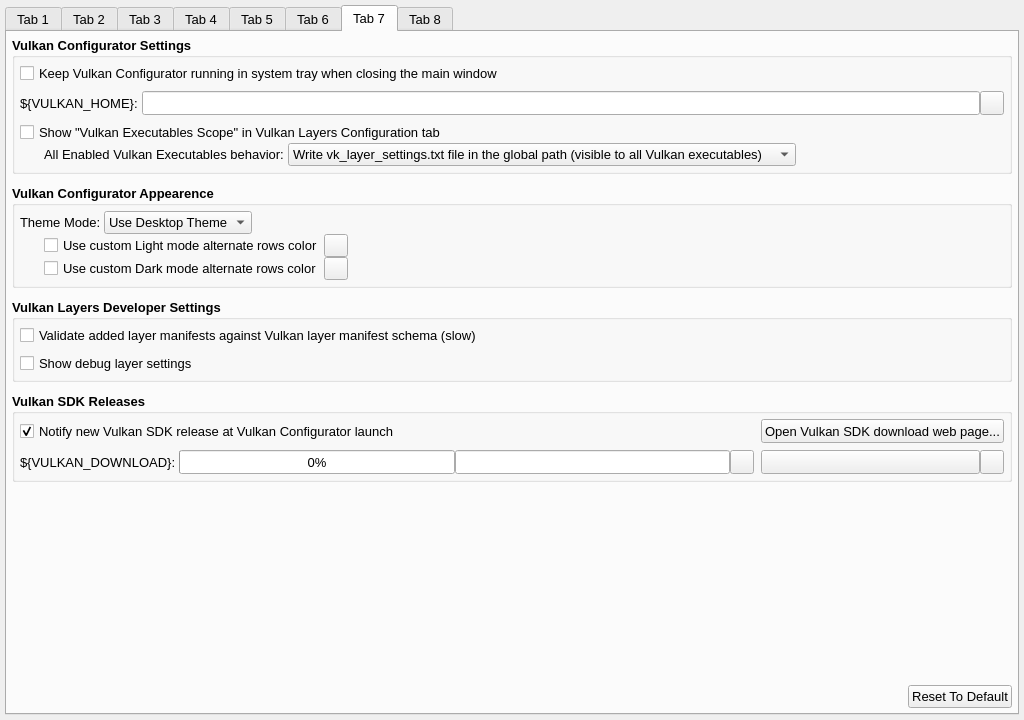
Above: vkconfig_gui/mainwindow.ui from LunarG/VulkanTools before the change. Below: the same form after it.
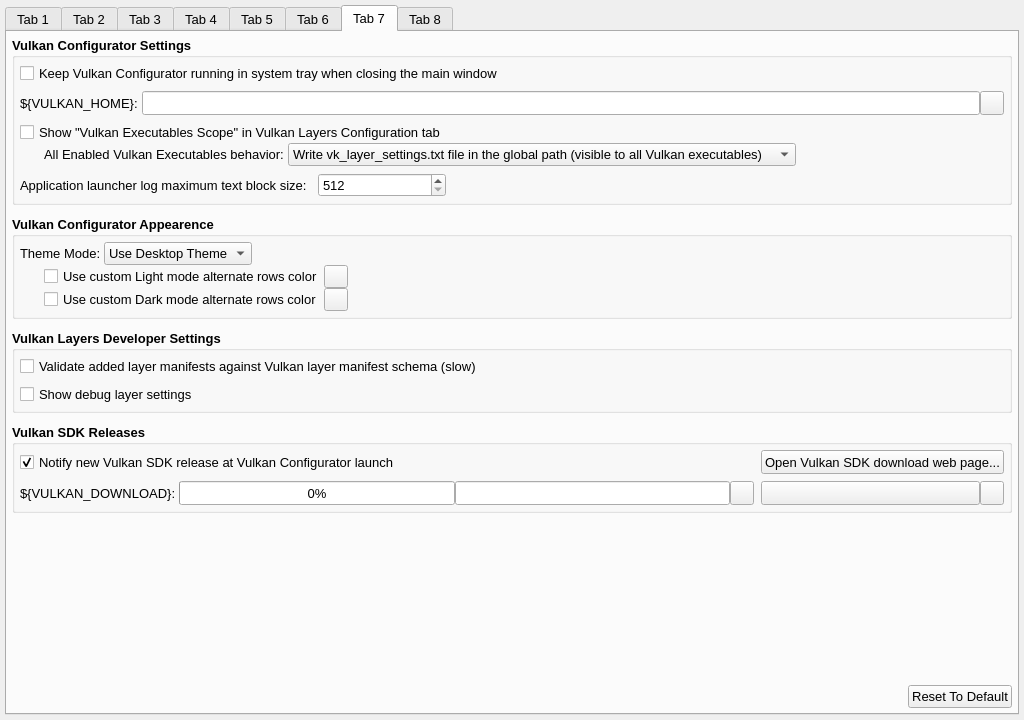
That is the form after the change. The open tabs and pages were chosen to show the change. Icons and pictures are not drawn.

Commit message: vkconfig: Improve application log stream speed

Diff of the .ui file:
```diff
--- a/vkconfig_gui/mainwindow.ui
+++ b/vkconfig_gui/mainwindow.ui
@@ -3968,6 +3968,72 @@
              </item>
             </layout>
            </item>
+           <item>
+            <layout class="QHBoxLayout" name="horizontalLayout">
+             <property name="topMargin">
+              <number>0</number>
+             </property>
+             <item>
+              <widget class="QLabel" name="label_16">
+               <property name="font">
+                <font>
+                 <family>Arial</family>
+                 <pointsize>10</pointsize>
+                 <bold>false</bold>
+                </font>
+               </property>
+               <property name="toolTip">
+                <string>The maximum number of text blocks the UI will display, too high will significantly reduce UI performance</string>
+               </property>
+               <property name="text">
+                <string>Application launcher log maximum text block size: </string>
+               </property>
+              </widget>
+             </item>
+             <item>
+              <widget class="QSpinBox" name="preferences_app_log_max_blocks">
+               <property name="minimumSize">
+                <size>
+                 <width>128</width>
+                 <height>0</height>
+                </size>
+               </property>
+               <property name="font">
+                <font>
+                 <family>Arial</family>
+                 <pointsize>10</pointsize>
+                 <bold>false</bold>
+                </font>
+               </property>
+               <property name="toolTip">
+                <string>The maximum number of text blocks the UI will display, too high will significantly reduce UI performance</string>
+               </property>
+               <property name="minimum">
+                <number>512</number>
+               </property>
+               <property name="maximum">
+                <number>32768</number>
+               </property>
+               <property name="singleStep">
+                <number>512</number>
+               </property>
+              </widget>
+             </item>
+             <item>
+              <spacer name="horizontalSpacer_9">
+               <property name="orientation">
+                <enum>Qt::Horizontal</enum>
+               </property>
+               <property name="sizeHint" stdset="0">
+                <size>
+                 <width>40</width>
+                 <height>20</height>
+                </size>
+               </property>
+              </spacer>
+             </item>
+            </layout>
+           </item>
           </layout>
          </widget>
         </item>
```
Left out of the diff: 63 changed lines with no effect on the pictures. The commit also changes 13 other files.
